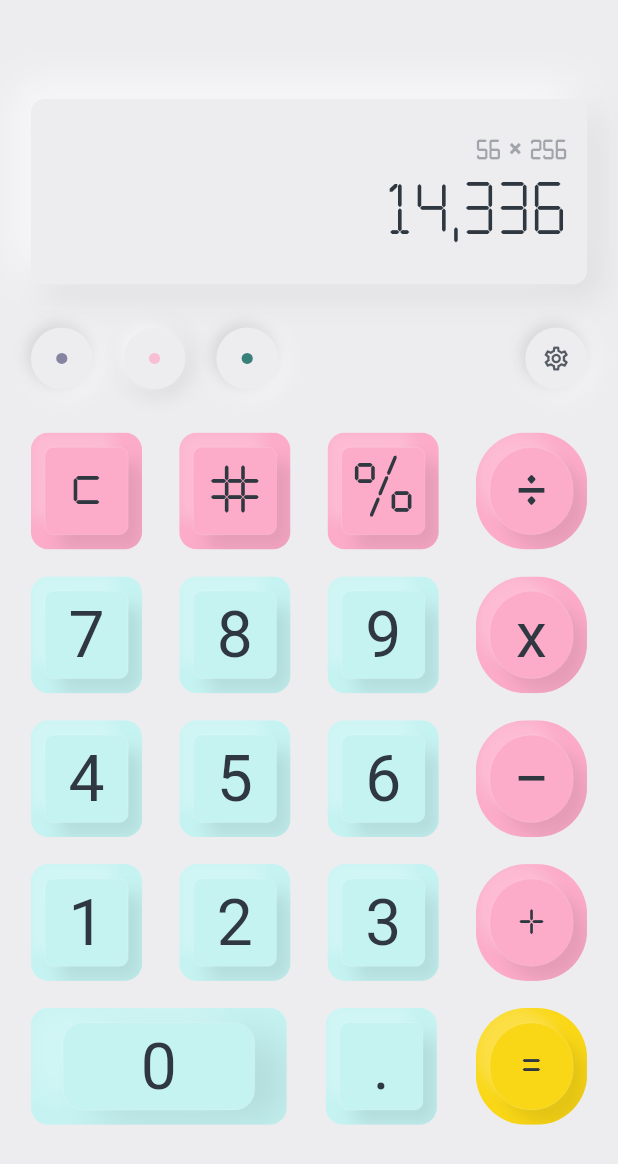
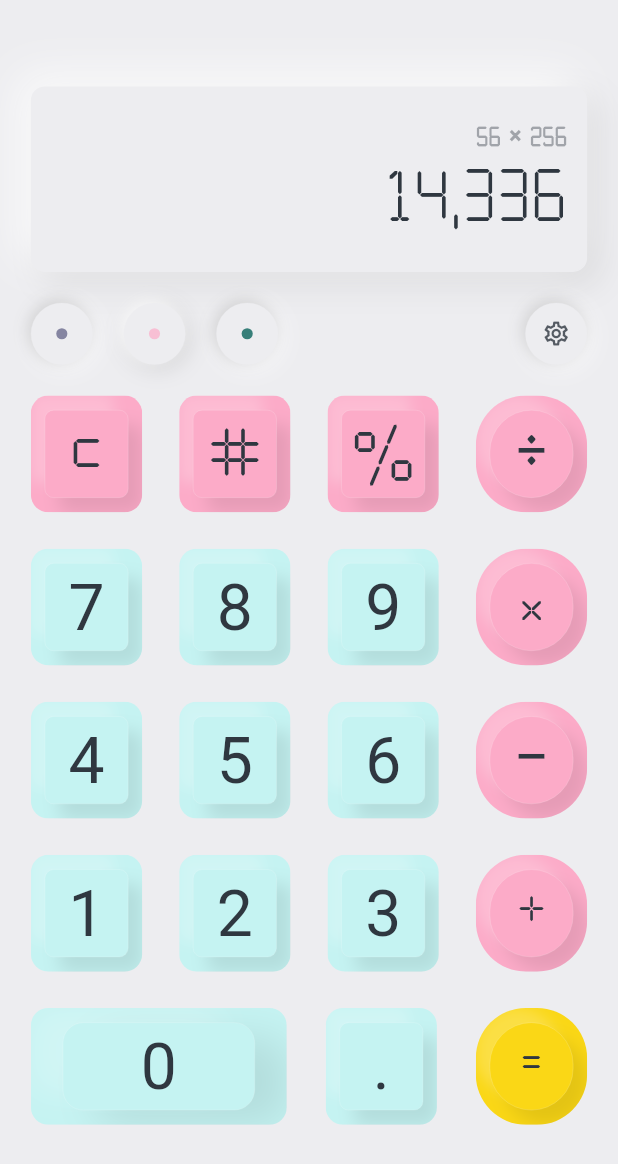
Before and after one commit to IrinaSemGB/theme_calculator_dribbble_design, a Flutter app: the screen it shows after launch, on a phone screen of 412 x 824 dp. Shown: the top 1164 px of the screen. Run offline on Flutter 3.47's test engine with Material 2 defaults, Android fonts, the phone set to English and light mode, and no system bars; our stand-ins replace google_fonts; Roboto replaces fonts that are missing (Quantico).

Commit message:
The structure changes

```diff
--- a/lib/constants/app_titles.dart
+++ b/lib/constants/app_titles.dart
@@ -7,7 +7,7 @@ class AppTitles {
   static const String half = '#';
   static const String percent = '%';
   static const String divider = '÷';
-  static const String multiply = 'х';
+  static const String multiply = 'x';
   static const String minus = '−';
   static const String plus = '+';
   static const String decimalSeparator = '.';
--- a/lib/screens/calculator/calculator_screen.dart
+++ b/lib/screens/calculator/calculator_screen.dart
@@ -18,7 +18,7 @@ class CalculatorScreen extends StatelessWidget {
       backgroundColor: Theme.of(context).scaffoldBackgroundColor,
       body: Padding(
         padding: EdgeInsets.only(
-          top: height * 0.08,
+          top: height * 0.07,
           bottom: height * 0.09,
           right: width * 0.05,
           left: width * 0.05,
@@ -28,7 +28,7 @@ class CalculatorScreen extends StatelessWidget {
           children: [
             Scoreboard(height: height * 0.15, width: width * 0.9),
             SwitchColorContainer(height: height * 0.1),
-            MathButtonsContainer(height: height * 0.56, width: width  * 0.9),
+            MathButtonsContainer(height: height * 0.59, width: width  * 0.9), // height * 0.59
           ],
         ),
       ),
--- a/lib/screens/calculator/widgets/math_buttons/math_buttons_container_widget.dart
+++ b/lib/screens/calculator/widgets/math_buttons/math_buttons_container_widget.dart
@@ -37,7 +37,7 @@ class MathButtonsContainer extends StatelessWidget {
               ),
               // %
               RectSymbolButton(height: width * 0.21, width: width * 0.2,
-                color: Theme.of(context).primaryColorLight, title: AppTitles.percent,
+                color: Theme.of(context).primaryColorLight, title: AppTitles.percent, textHeight: 1.1,
               ),
               // ÷
               OvalButton(height: width * 0.21, width: width * 0.2,
@@ -63,7 +63,7 @@ class MathButtonsContainer extends StatelessWidget {
               ),
               // x
               OvalButton(height: width * 0.21, width: width * 0.2,
-                color: Theme.of(context).primaryColorDark, title: AppTitles.multiply,
+                color: Theme.of(context).primaryColorDark, title: AppTitles.multiply, textHeight: 0.7,
               ),
             ],
           ),
--- a/lib/screens/calculator/widgets/math_buttons/oval_button_widget.dart
+++ b/lib/screens/calculator/widgets/math_buttons/oval_button_widget.dart
@@ -7,6 +7,7 @@ class OvalButton extends StatelessWidget {
   final double height;
   final Color color;
   final String title;
+  final double textHeight;
 
   const OvalButton({
     super.key,
@@ -14,6 +15,7 @@ class OvalButton extends StatelessWidget {
     required this.height,
     required this.title,
     required this.color,
+    this.textHeight = 1.0,
   });
 
   @override
@@ -55,6 +57,7 @@ class OvalButton extends StatelessWidget {
                 title,
                 style: Theme.of(context).textTheme.titleLarge?.copyWith(
                   fontSize: width * 0.56,
+                  height: textHeight,
                 ),
               ),
             ),
```
